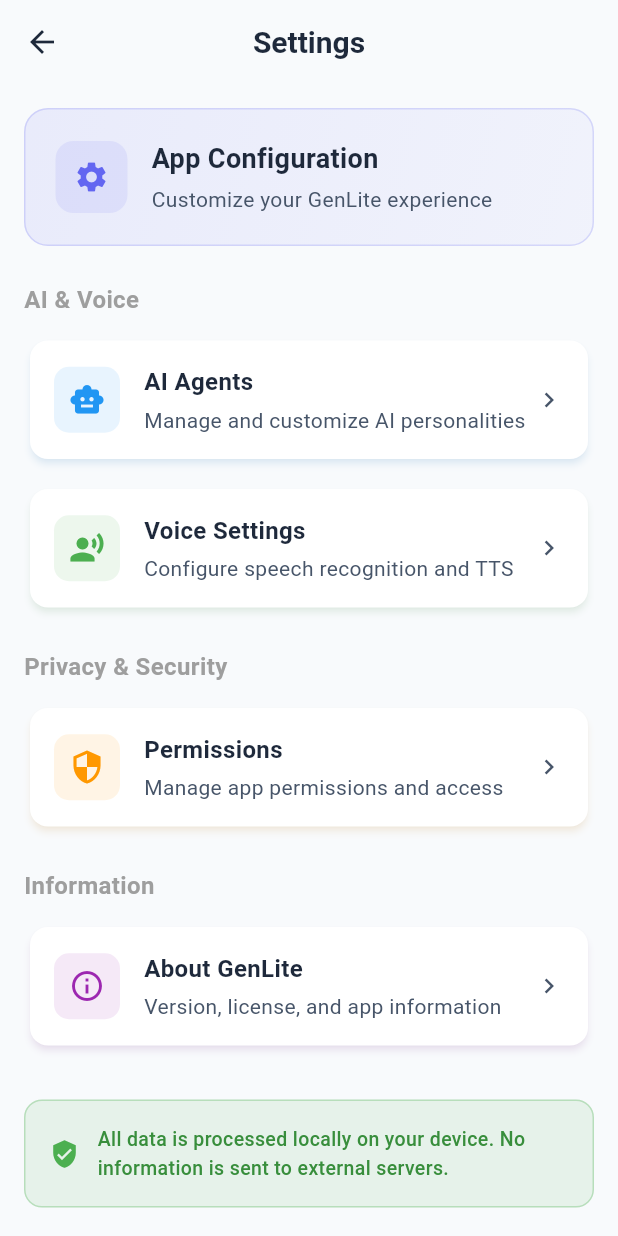
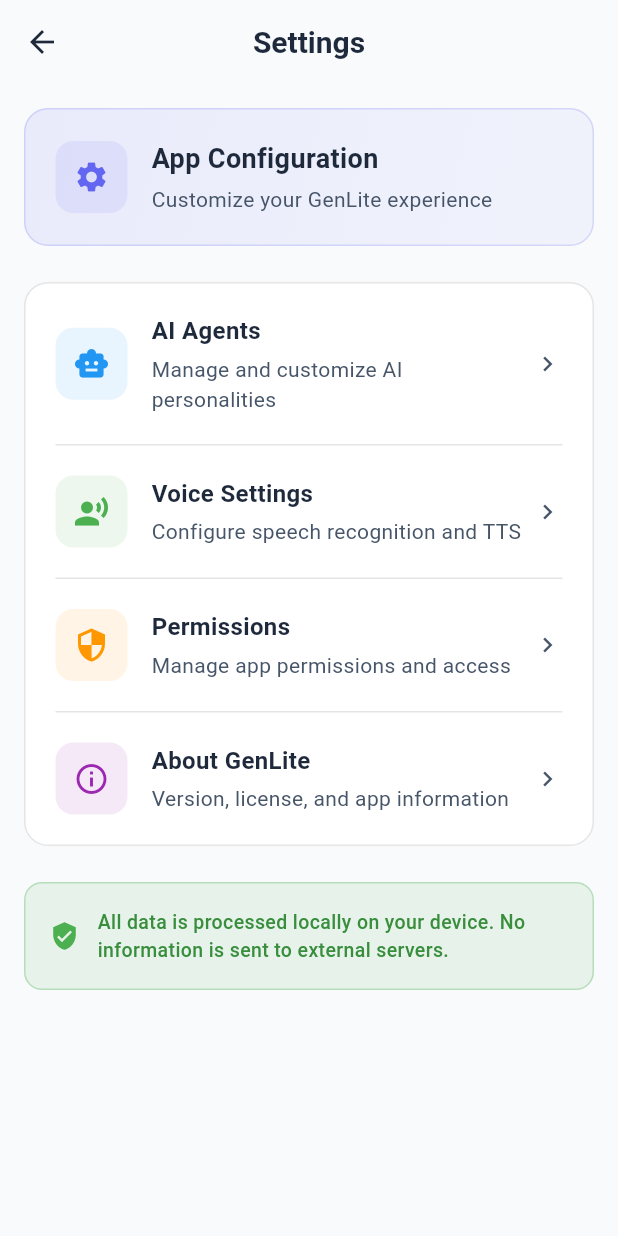
Before and after one commit to brahim-guaali/gen_lite, a Flutter app: the SettingsHomeScreen screen opened directly, on a phone screen of 412 x 824 dp. Run offline on Flutter 3.47's test engine with Material 3 defaults, Android fonts, the phone set to English and light mode, and no system bars; our stand-ins replace equatable, file_picker, flutter_bloc, flutter_dotenv, flutter_markdown, flutter_tts and 5 more; missing offline and left inert: flutter_gemma; accounts and stored records are empty.

Commit message:
refactor(settings): streamline settings home UI to single list container
- Replace multiple card sections with a single rounded container
- Use list-style items for each setting with icon, title, subtitle, and chevron
- Reduce visual clutter and improve scanability
- Update and simplify tests to match new UI structure
- All tests passing

```diff
--- a/lib/features/settings/presentation/settings_home_screen.dart
+++ b/lib/features/settings/presentation/settings_home_screen.dart
@@ -5,8 +5,6 @@ import 'package:genlite/features/settings/presentation/agent_management_screen.d
 import 'package:genlite/features/settings/presentation/voice_settings_screen.dart';
 import 'package:genlite/features/settings/presentation/permissions_screen.dart';
 import 'package:genlite/features/settings/widgets/settings_header_section.dart';
-import 'package:genlite/features/settings/widgets/settings_section.dart';
-import 'package:genlite/features/settings/widgets/settings_card.dart';
 import 'package:genlite/features/settings/widgets/privacy_notice_card.dart';
 import 'package:genlite/features/settings/widgets/about_app_header.dart';
 import 'package:genlite/features/settings/widgets/about_info_section.dart';
@@ -39,11 +37,19 @@ class SettingsHomeScreen extends StatelessWidget {
             const SettingsHeaderSection(),
             const SizedBox(height: 24),
 
-            // Settings Categories
-            SettingsSection(
-              title: 'AI & Voice',
-              items: [
-                SettingsCard(
+            // Main Settings List
+            Container(
+              decoration: BoxDecoration(
+                color: Theme.of(context).colorScheme.surface,
+                borderRadius: BorderRadius.circular(16),
+                border: Border.all(
+                  color: Theme.of(context).colorScheme.outline.withOpacity(0.1),
+                ),
+              ),
+              child: Column(
+                children: [
+                  _buildSettingsItem(
+                    context,
                     icon: Icons.smart_toy,
                     title: 'AI Agents',
                     subtitle: 'Manage and customize AI personalities',
@@ -57,8 +63,9 @@ class SettingsHomeScreen extends StatelessWidget {
                       );
                     },
                   ),
-                const SizedBox(height: 12),
-                SettingsCard(
+                  _buildDivider(context),
+                  _buildSettingsItem(
+                    context,
                     icon: Icons.record_voice_over,
                     title: 'Voice Settings',
                     subtitle: 'Configure speech recognition and TTS',
@@ -72,14 +79,9 @@ class SettingsHomeScreen extends StatelessWidget {
                       );
                     },
                   ),
-              ],
-            ),
-            const SizedBox(height: 24),
-
-            SettingsSection(
-              title: 'Privacy & Security',
-              items: [
-                SettingsCard(
+                  _buildDivider(context),
+                  _buildSettingsItem(
+                    context,
                     icon: Icons.security,
                     title: 'Permissions',
                     subtitle: 'Manage app permissions and access',
@@ -93,14 +95,9 @@ class SettingsHomeScreen extends StatelessWidget {
                       );
                     },
                   ),
-              ],
-            ),
-            const SizedBox(height: 24),
-
-            SettingsSection(
-              title: 'Information',
-              items: [
-                SettingsCard(
+                  _buildDivider(context),
+                  _buildSettingsItem(
+                    context,
                     icon: Icons.info_outline,
                     title: 'About GenLite',
                     subtitle: 'Version, license, and app information',
@@ -116,12 +113,82 @@ class SettingsHomeScreen extends StatelessWidget {
                   ),
                 ],
               ),
-            const SizedBox(height: 32),
+            ),
+            const SizedBox(height: 24),
 
             const PrivacyNoticeCard(),
           ],
         ),
       ),
+    );
+  }
+
+  Widget _buildSettingsItem(
+    BuildContext context, {
+    required IconData icon,
+    required String title,
+    required String subtitle,
+    required Color color,
+    required VoidCallback onTap,
+  }) {
+    return InkWell(
+      onTap: onTap,
+      borderRadius: BorderRadius.circular(16),
+      child: Container(
+        padding: const EdgeInsets.all(20),
+        child: Row(
+          children: [
+            Container(
+              padding: const EdgeInsets.all(12),
+              decoration: BoxDecoration(
+                color: color.withOpacity(0.1),
+                borderRadius: BorderRadius.circular(12),
+              ),
+              child: Icon(
+                icon,
+                color: color,
+                size: 24,
+              ),
+            ),
+            const SizedBox(width: 16),
+            Expanded(
+              child: Column(
+                crossAxisAlignment: CrossAxisAlignment.start,
+                children: [
+                  Text(
+                    title,
+                    style: const TextStyle(
+                      fontSize: 16,
+                      fontWeight: FontWeight.w600,
+                    ),
+                  ),
+                  const SizedBox(height: 4),
+                  Text(
+                    subtitle,
+                    style: TextStyle(
+                      fontSize: 14,
+                      color: AppConstants.secondaryTextColor,
+                    ),
+                  ),
+                ],
+              ),
+            ),
+            Icon(
+              Icons.chevron_right,
+              color: AppConstants.secondaryTextColor,
+              size: 20,
+            ),
+          ],
+        ),
+      ),
+    );
+  }
+
+  Widget _buildDivider(BuildContext context) {
+    return Container(
+      height: 1,
+      margin: const EdgeInsets.symmetric(horizontal: 20),
+      color: Theme.of(context).colorScheme.outline.withOpacity(0.1),
     );
   }
 }
```
Also changed, not shown: 1 other file. Lines whose indentation alone changed are shown as unchanged.
